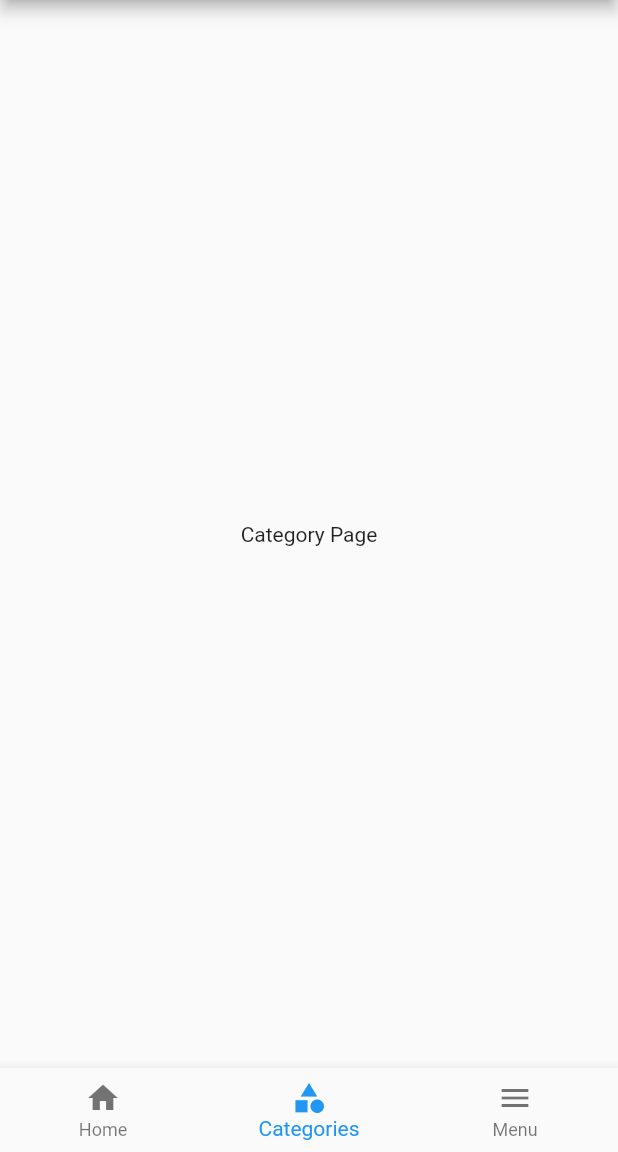
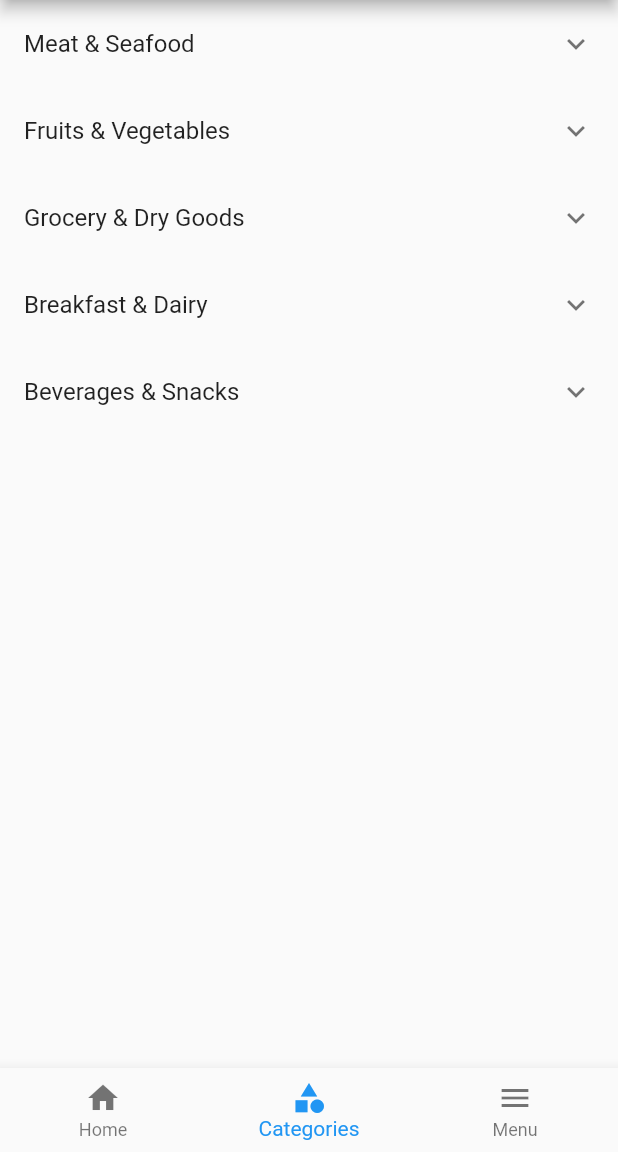
Before and after one commit to tayzarmein/zay_chin_clone_app, a Flutter app: the screen it shows after launch, item 2 of the bottom bar chosen, on a phone screen of 412 x 824 dp, the part 84-1236 px from its top. Run offline on Flutter 3.47's test engine with Material 2 defaults, Android fonts, the phone set to English and light mode, and no system bars.

Commit message:
added ExpansionTile,ListTile in category page

```diff
--- /dev/null
+++ b/assets/data.json
@@ -0,0 +1,29 @@
+{
+    "data": [
+        {
+            "mainCategory": "Meat & Seafood",
+            "subCategory": [
+                "Frog",
+                "Chicken",
+                "Fish",
+                "Seafood",
+                "Mutton",
+                "Port",
+                "Beef",
+                "Duck",
+                "Bacon, Ham, Sausages & Meatball",
+                "Frozen Foods"
+            ]
+        },
+        {
+            "mainCategory": "Fruits & Vegetables",
+            "subCategory": [
+                "Bean, Corn & More",
+                "Broccoli, Cauliflower & Cabbage",
+                "Buds & Shoots",
+                "Chilli, Lemon, Carlic & Ginger",
+                "Fruits"
+            ]
+        }
+    ]
+}
--- a/lib/categorie.dart
+++ /dev/null
@@ -1,14 +0,0 @@
-import 'package:flutter/material.dart';
-
-class Category extends StatelessWidget {
-  const Category({Key? key}) : super(key: key);
-
-  @override
-  Widget build(BuildContext context) {
-    return Scaffold(
-      body: Center(
-        child: Text('Category Page'),
-      ),
-    );
-  }
-}
--- /dev/null
+++ b/lib/categories.dart
@@ -0,0 +1,76 @@
+import 'package:clone_zay_chin/data.dart';
+import 'package:flutter/material.dart';
+
+class Category extends StatelessWidget {
+  const Category({Key? key}) : super(key: key);
+
+  @override
+  Widget build(BuildContext context) {
+    List<Widget> resultData = [];
+    List<Widget> subCatData = [];
+
+    var categoryData = data['data'];
+
+    // categoryData!.map((e) => print(e));
+
+    categoryData!.forEach((element) {
+      element.forEach((key, value) {
+        resultData.add(ExpansionTile(
+          title: Text(key),
+          children: subCatData,
+        ));
+        value.forEach((element) {
+          subCatData.add(ListTile(
+            subtitle: Text(element),
+            onTap: () {},
+          ));
+        });
+      });
+
+      // if (element['mainCategory'] == 'Meat & Seafood') {
+      //   List<String> subCategoryData = element['subCategory'] as List<String>;
+
+      //   resultData.add(ExpansionTile(
+      //       title: Text(
+      //         element['mainCategory'].toString(),
+      //         style: kLabelTextStyle,
+      //       ),
+      //       trailing: Icon(Icons.ac_unit),
+      //       children: subCatData));
+
+      //   subCategoryData.forEach((element) {
+      //     subCatData.add(ListTile(
+      //       subtitle: Text(element
+      //           // style: kLabelTextStyle,
+      //           ),
+      //       onTap: () {},
+      //     ));
+      //   });
+      // } else if (element['mainCategory'] == 'Fruits & Vegetables') {
+      //   List<String> subCategoryData = element['subCategory'] as List<String>;
+
+      //   resultData.add(ExpansionTile(
+      //       title: Text(
+      //         element['mainCategory'].toString(),
+      //         style: kLabelTextStyle,
+      //       ),
+      //       trailing: Icon(Icons.ac_unit),
+      //       children: subCatData));
+
+      //   subCategoryData.forEach((element) {
+      //     subCatData.add(ListTile(
+      //       subtitle: Text(element
+      //           // style: kLabelTextStyle,
+      //           ),
+      //       onTap: () {},
+      //     ));
+      //   });
+      // }
+    });
+
+    return Scaffold(
+        body: ListView(
+      children: resultData,
+    ));
+  }
+}
--- /dev/null
+++ b/lib/data.dart
@@ -0,0 +1,72 @@
+// typedef Map<String, List<Map<String, Object>>> MyCustomType();
+
+var data = {
+  "data": [
+    {
+      "Meat & Seafood": [
+        "Frog",
+        "Chicken",
+        "Fish",
+        "Seafood",
+        "Mutton",
+        "Port",
+        "Beef",
+        "Duck",
+        "Bacon, Ham, Sausages & Meatball",
+        "Frozen Foods"
+      ],
+    },
+    {
+      "Fruits & Vegetables": [
+        "Bean, Corn & More",
+        "Broccoli, Cauliflower & Cabbage",
+        "Buds & Shoots",
+        "Chilli, Lemon, Carlic & Ginger",
+        "Fruits"
+      ],
+    },
+    {
+      "Grocery & Dry Goods": [
+        "Baking & Dessert Items",
+        "Cooking Oil",
+        "Creamers & Condensed Milk",
+        "Noodles, Pasta & Vermicelli",
+        "Pulses & Local Food",
+        "Rice",
+        "Sausage & Canned Food",
+        "Spices & Cooking Items",
+        "Sugar & Sweeteners",
+        "Organic Spices Cooking Item",
+      ],
+    },
+    {
+      "Breakfast & Dairy": [
+        "Bread",
+        "Butter & Margerine",
+        "Cereals & Cornflakes",
+        "Cheese",
+        "Coffee",
+        "Dried Fruits, Nuts & Seeds",
+        "Eggs",
+        "Milk & Yoghurt",
+        "Tea",
+        "Peanut Butter, Spreads",
+        "Pudding, Jelly and Dessert",
+      ],
+    },
+    {
+      "Beverages & Snacks": [
+        "Biscuits & Cakes",
+        "Chips & Crackers",
+        "Candy & Jelly",
+        "Energy Drink",
+        "Soft Drink",
+        "Health Drinks",
+        "Packaged Fruits Juices",
+        "Squash & Syrups",
+        "Drinking & Bottled Water",
+        "Chocolate"
+      ],
+    }
+  ]
+};
--- a/lib/home_page.dart
+++ b/lib/home_page.dart
@@ -1,4 +1,4 @@
-import 'package:clone_zay_chin/categorie.dart';
+import 'package:clone_zay_chin/categories.dart';
 import 'package:clone_zay_chin/item.dart';
 import 'package:flutter/material.dart';
 import 'item_row.dart';
--- a/lib/item.dart
+++ b/lib/item.dart
@@ -40,7 +40,9 @@ class Item extends StatelessWidget {
           itemPrice,
           style: kPriceTextStyle,
         ),
-        ElevatedButton(
+        Padding(
+          padding: const EdgeInsets.all(8.0),
+          child: ElevatedButton(
               onPressed: () {},
               style: ButtonStyle(
                   backgroundColor: MaterialStateProperty.all(Color(0xFFD9DFE2)),
@@ -49,7 +51,8 @@ class Item extends StatelessWidget {
               child: Text(
                 'Add to Cart',
                 style: kAddToCartTextStyle,
-            ))
+              )),
+        )
       ],
     );
   }
--- a/pubspec.yaml
+++ b/pubspec.yaml
@@ -47,6 +47,7 @@ flutter:
   # To add assets to your application, add an assets section, like this:
   assets:
     - images/
+    - assets/data.json
   #   - images/a_dot_ham.jpeg
 
   # An image asset can refer to one or more resolution-specific "variants", see
```
Lines whose indentation alone changed are shown as unchanged.
